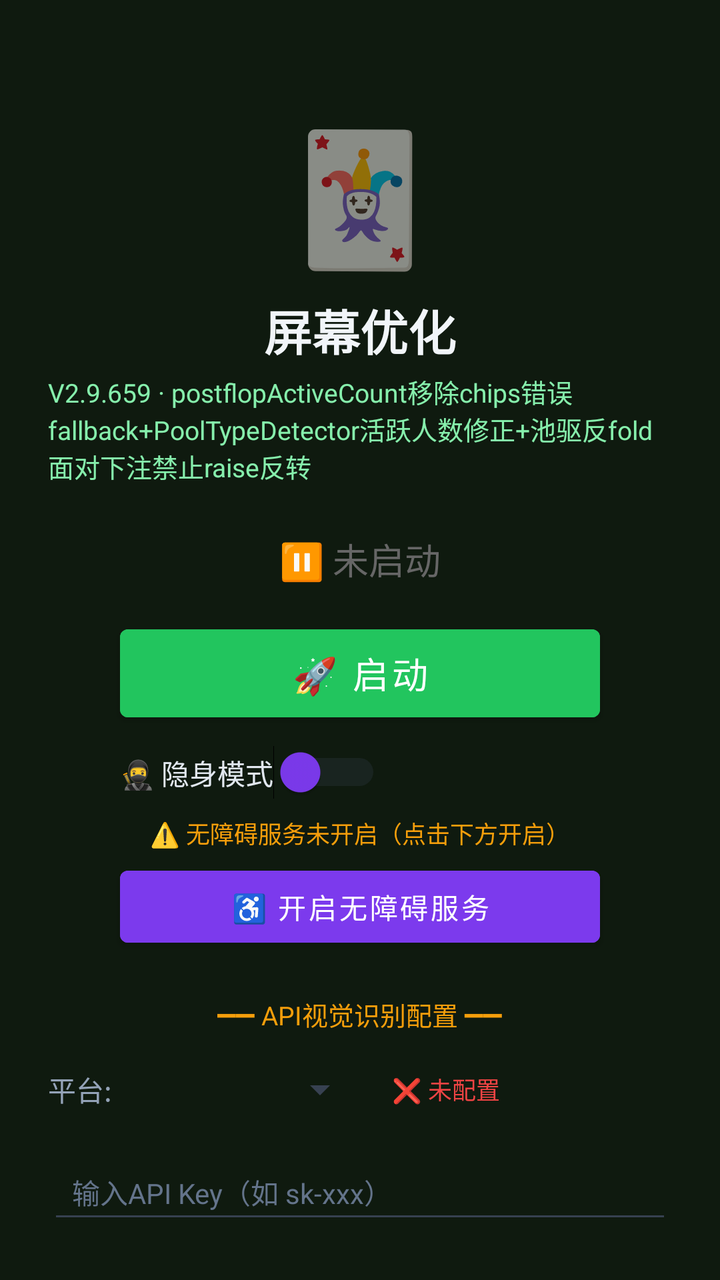
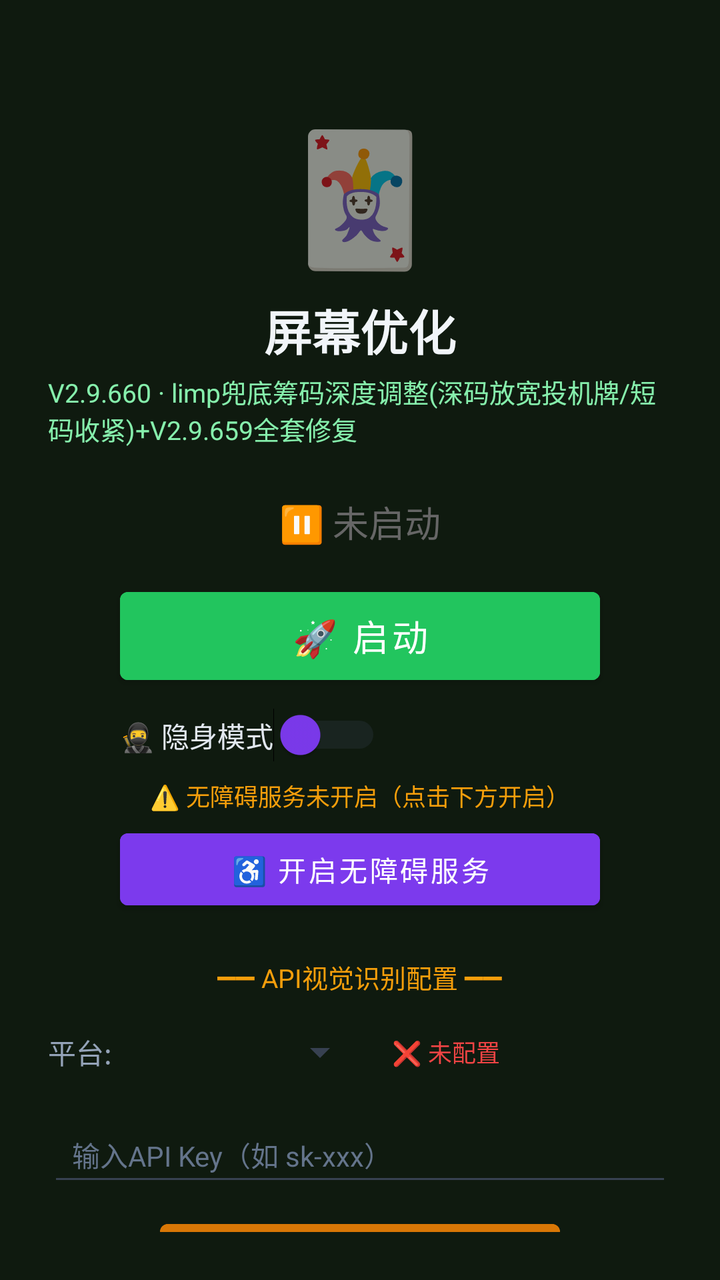

An Android layout rendered at two revisions. The XML below is the earlier revision; the diff shows what the commit changed to produce the second picture.
<!-- AndroidManifest.xml: activity theme Theme.MjScreenshot -->
<!-- res/layout/activity_main.xml -->
<?xml version="1.0" encoding="utf-8"?>
<LinearLayout xmlns:android="http://schemas.android.com/apk/res/android"
    android:layout_width="match_parent"
    android:layout_height="match_parent"
    android:orientation="vertical"
    android:background="#0f1a0f"
    android:padding="24dp"
    android:gravity="center_horizontal">

    <TextView
        android:layout_width="wrap_content"
        android:layout_height="wrap_content"
        android:text="🃏"
        android:textSize="64sp"
        android:layout_marginTop="30dp" />

    <TextView
        android:layout_width="wrap_content"
        android:layout_height="wrap_content"
        android:text="屏幕优化"
        android:textSize="24sp"
        android:textColor="#f1f5f9"
        android:textStyle="bold"
        android:layout_marginTop="8dp" />

    <TextView
        android:layout_width="wrap_content"
        android:layout_height="wrap_content"
        android:text="V2.9.659 · postflopActiveCount移除chips错误fallback+PoolTypeDetector活跃人数修正+池驱反fold面对下注禁止raise反转"
        android:textSize="13sp"
        android:textColor="#86efac"
        android:layout_marginTop="4dp" />

    <TextView
        android:id="@+id/tvStatus"
        android:layout_width="wrap_content"
        android:layout_height="wrap_content"
        android:text="⏸ 未启动"
        android:textSize="18sp"
        android:textColor="#666666"
        android:layout_marginTop="24dp" />

    <Button
        android:id="@+id/btnStart"
        android:layout_width="240dp"
        android:layout_height="56dp"
        android:text="🚀 启动"
        android:textSize="18sp"
        android:textColor="#ffffff"
        android:backgroundTint="#22c55e"
        android:layout_marginTop="16dp" />

    <Button
        android:id="@+id/btnHelper"
        android:layout_width="240dp"
        android:layout_height="56dp"
        android:text="🃏 打开智囊"
        android:textSize="16sp"
        android:textColor="#ffffff"
        android:backgroundTint="#16a34a"
        android:layout_marginTop="12dp"
        android:visibility="gone" />

    
    <LinearLayout
        android:layout_width="240dp"
        android:layout_height="wrap_content"
        android:orientation="horizontal"
        android:gravity="center_vertical"
        android:layout_marginTop="8dp">

        <Switch
            android:id="@+id/switchStealth"
            android:layout_width="wrap_content"
            android:layout_height="wrap_content"
            android:text="🥷 隐身模式"
            android:textColor="#e2e8f0"
            android:textSize="14sp"
            android:thumbTint="#7c3aed"
            android:trackTint="#374151" />
    </LinearLayout>

    <TextView
        android:id="@+id/tvAccessibilityStatus"
        android:layout_width="wrap_content"
        android:layout_height="wrap_content"
        android:text="⚠️ 无障碍服务未开启（点击下方开启）"
        android:textSize="12sp"
        android:textColor="#f59e0b"
        android:layout_marginTop="8dp"
        android:gravity="center" />

    <Button
        android:id="@+id/btnAccessibility"
        android:layout_width="240dp"
        android:layout_height="48dp"
        android:text="♿ 开启无障碍服务"
        android:textSize="14sp"
        android:textColor="#ffffff"
        android:backgroundTint="#7c3aed"
        android:layout_marginTop="4dp" />

    <TextView
        android:layout_width="wrap_content"
        android:layout_height="wrap_content"
        android:text="━━ API视觉识别配置 ━━"
        android:textSize="13sp"
        android:textColor="#f59e0b"
        android:layout_marginTop="20dp" />

    <LinearLayout
        android:layout_width="match_parent"
        android:layout_height="wrap_content"
        android:orientation="horizontal"
        android:layout_marginTop="8dp"
        android:gravity="center_vertical">

        <TextView
            android:layout_width="wrap_content"
            android:layout_height="wrap_content"
            android:text="平台:"
            android:textSize="14sp"
            android:textColor="#94a3b8" />

        <Spinner
            android:id="@+id/spinnerProvider"
            android:layout_width="120dp"
            android:layout_height="40dp"
            android:layout_marginStart="8dp"
            android:backgroundTint="#374151" />

        <TextView
            android:id="@+id/tvApiStatus"
            android:layout_width="wrap_content"
            android:layout_height="wrap_content"
            android:text="❌ 未配置"
            android:textSize="12sp"
            android:textColor="#ef4444"
            android:layout_marginStart="12dp" />
    </LinearLayout>

    <EditText
        android:id="@+id/etApiKey"
        android:layout_width="match_parent"
        android:layout_height="44dp"
        android:hint="输入API Key（如 sk-xxx）"
        android:textSize="14sp"
        android:textColor="#e2e8f0"
        android:textColorHint="#64748b"
        android:backgroundTint="#374151"
        android:inputType="textPassword"
        android:layout_marginTop="8dp"
        android:paddingStart="12dp"
        android:paddingEnd="12dp" />

    <Button
        android:id="@+id/btnSaveApi"
        android:layout_width="200dp"
        android:layout_height="44dp"
        android:text="💾 保存API配置"
        android:textSize="14sp"
        android:textColor="#ffffff"
        android:backgroundTint="#d97706"
        android:layout_marginTop="8dp" />

    <TextView
        android:id="@+id/tvHint"
        android:layout_width="wrap_content"
        android:layout_height="wrap_content"
        android:text="先点上方按钮启动截屏"
        android:textSize="13sp"
        android:textColor="#666666"
        android:layout_marginTop="12dp"
        android:gravity="center" />

    <TextView
        android:layout_width="wrap_content"
        android:layout_height="wrap_content"
        android:text="使用步骤：\n1. 配置API Key（支持OpenAI/通义千问VL/硅基流动）\n2. 点「开启无障碍服务」→ 开启\n3. 开启「🥷隐身模式」(反检测)\n4. 点「启动」→ 允许悬浮窗\n5. 打牌时点屏幕上的🎯悬浮球即可截屏识别\n★ 拖动悬浮球可移到不挡牌的位置 ★\n★ 长按悬浮球可展开/收起详细面板 ★\n★ 悬浮球边框颜色=建议：绿=加注 橙=跟注 红=弃牌 ★"
        android:textSize="12sp"
        android:textColor="#64748b"
        android:layout_marginTop="12dp"
        android:lineSpacingExtra="3dp" />

</LinearLayout>
<!-- resources referenced by this layout -->
<resources>
  <style name="Theme.MjScreenshot" parent="Theme.MaterialComponents.DayNight.DarkActionBar">
          <item name="colorPrimary">#1e40af</item>
          <item name="colorPrimaryVariant">#1e3a8a</item>
          <item name="colorOnPrimary">#ffffff</item>
          <item name="android:statusBarColor">#0f172a</item>
      </style>
</resources>

<!-- the commit's change to res/layout/activity_main.xml (unified diff, before → after) -->
@@ -26,7 +26,7 @@
     <TextView
         android:layout_width="wrap_content"
         android:layout_height="wrap_content"
-        android:text="V2.9.659 · postflopActiveCount移除chips错误fallback+PoolTypeDetector活跃人数修正+池驱反fold面对下注禁止raise反转"
+        android:text="V2.9.660 · limp兜底筹码深度调整(深码放宽投机牌/短码收紧)+V2.9.659全套修复"
         android:textSize="13sp"
         android:textColor="#86efac"
         android:layout_marginTop="4dp" />
